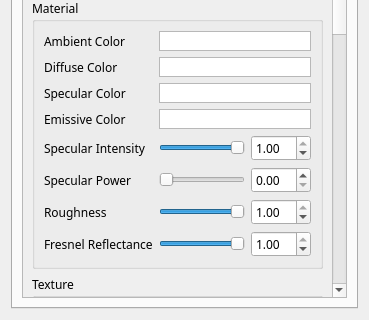
The window that Source/UI/HierarchyWidget.ui (kevinmore/Project-Nebula) describes before a commit, drawn with Qt 5; both pictures show x 0 to 369 and y 449 to 769 of the 369 by 769 pixel window.
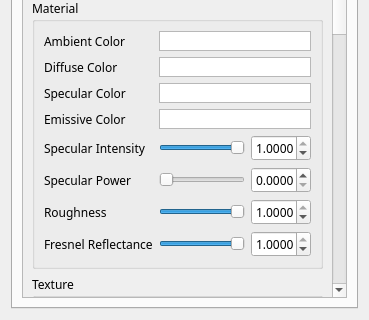
The same window after the commit.

The edit to the form file:
```diff
--- a/Source/UI/HierarchyWidget.ui
+++ b/Source/UI/HierarchyWidget.ui
@@ -688,7 +688,7 @@
             <x>0</x>
             <y>0</y>
             <width>308</width>
-            <height>1157</height>
+            <height>1130</height>
            </rect>
           </property>
           <layout class="QVBoxLayout" name="verticalLayout_4">
@@ -810,6 +810,9 @@
                       <height>16777215</height>
                      </size>
                     </property>
+                    <property name="decimals">
+                     <number>4</number>
+                    </property>
                     <property name="maximum">
                      <double>1.000000000000000</double>
                     </property>
@@ -856,7 +859,7 @@
                      </size>
                     </property>
                     <property name="decimals">
-                     <number>2</number>
+                     <number>4</number>
                     </property>
                     <property name="maximum">
                      <double>100.000000000000000</double>
@@ -1079,6 +1082,12 @@
                       <height>16777215</height>
                      </size>
                     </property>
+                    <property name="decimals">
+                     <number>4</number>
+                    </property>
+                    <property name="minimum">
+                     <double>0.010000000000000</double>
+                    </property>
                     <property name="maximum">
                      <double>1.000000000000000</double>
                     </property>
@@ -1143,6 +1152,9 @@
                       <height>16777215</height>
                      </size>
                     </property>
+                    <property name="decimals">
+                     <number>4</number>
+                    </property>
                     <property name="maximum">
                      <double>1.000000000000000</double>
                     </property>
```
Left out of the diff: 10 changed lines with no effect on the pictures.
